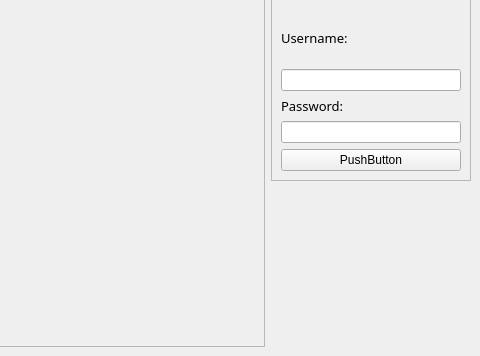
Old version of the form views/login.ui in the repository Arely7/puntodeventa; both pictures show x 320 to 800 and y 244 to 600 of the 800 by 600 pixel window.
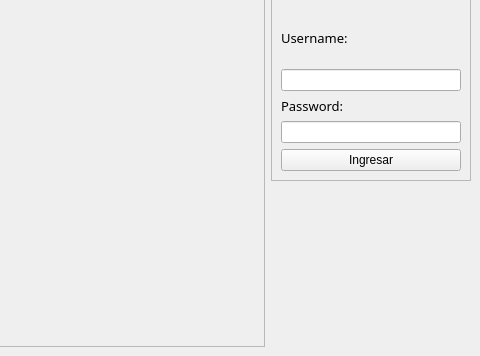
New version of the form.

Diff of the .ui file:
```diff
--- a/views/login.ui
+++ b/views/login.ui
@@ -137,7 +137,7 @@
        <item>
         <widget class="QPushButton" name="pushButton">
          <property name="text">
-          <string>PushButton</string>
+          <string>Ingresar</string>
          </property>
         </widget>
        </item>
```
Left out of the diff: 2 changed lines with no effect on the pictures.
